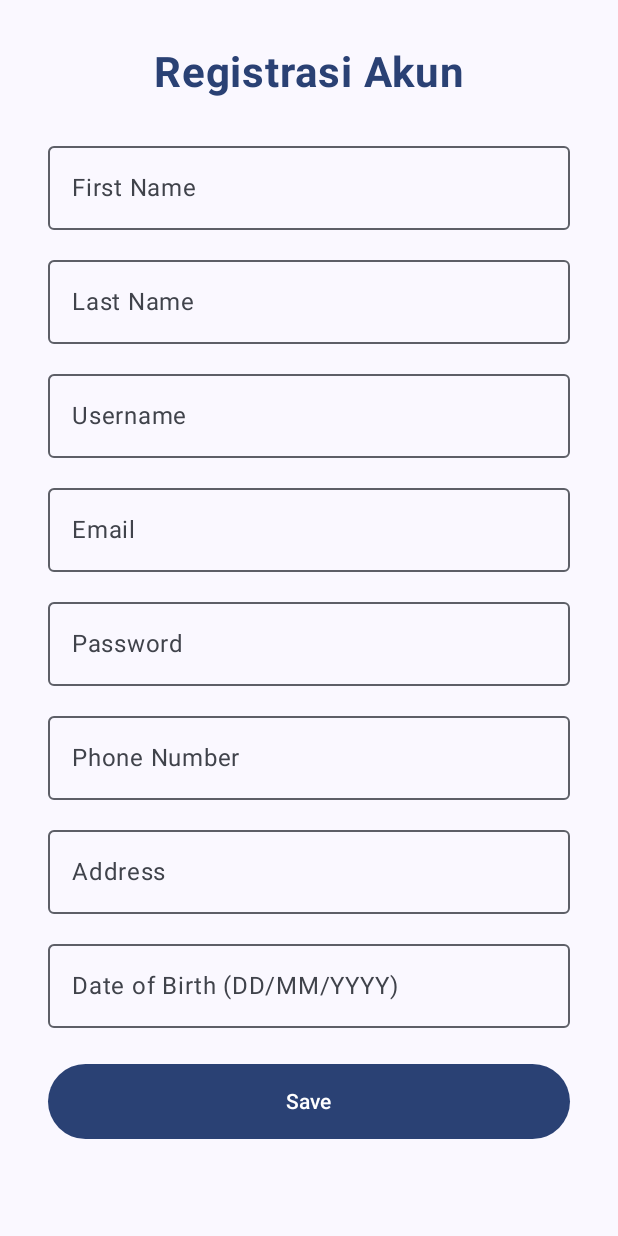
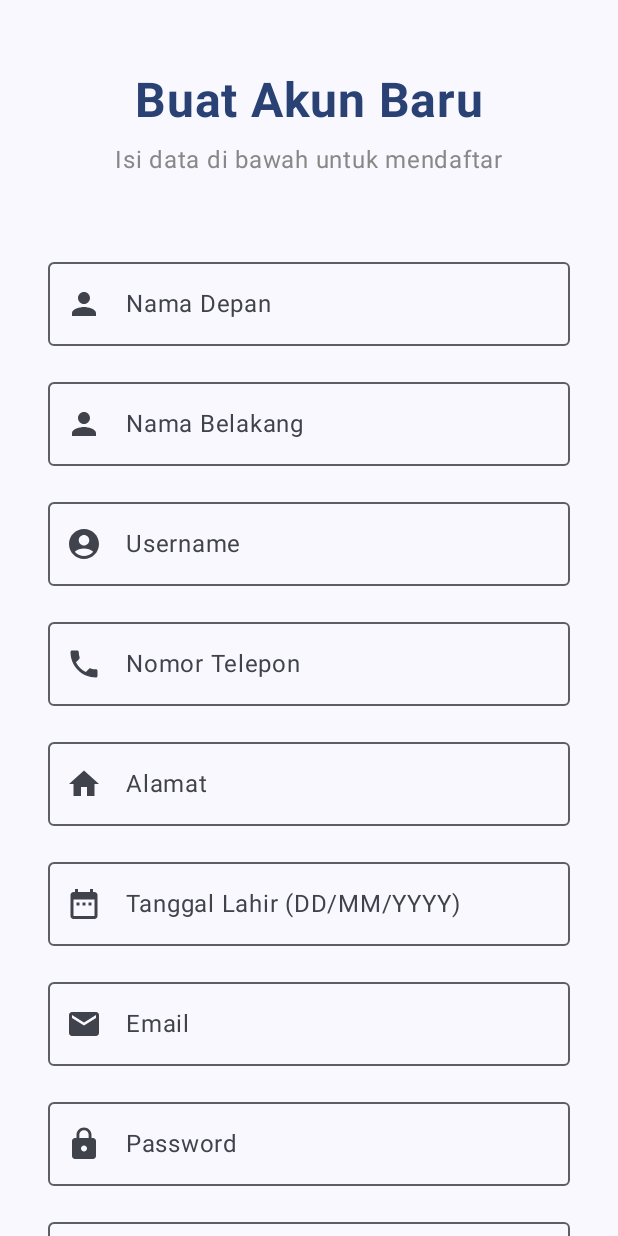
Before and after one commit to dionmarshalll/pam, an Android app built with Jetpack Compose: the RegisterScreen screen opened through its navigation route, on a phone screen of 412 x 824 dp. Run offline under Robolectric (Android 15) with nearby library versions, the phone set to English and light mode, and no system bars.

Commit message:
register

```diff
--- a/app/src/main/java/com/example/pam/feature/RegisterScreen.kt
+++ b/app/src/main/java/com/example/pam/feature/RegisterScreen.kt
@@ -1,26 +1,16 @@
-package com.example.pam.feature
+package com.example.pam
 
-import androidx.compose.foundation.layout.Arrangement
-import androidx.compose.foundation.layout.Column
-import androidx.compose.foundation.layout.Spacer
-import androidx.compose.foundation.layout.fillMaxSize
-import androidx.compose.foundation.layout.fillMaxWidth
-import androidx.compose.foundation.layout.height
-import androidx.compose.foundation.layout.padding
+import androidx.compose.foundation.layout.*
 import androidx.compose.foundation.rememberScrollState
 import androidx.compose.foundation.text.KeyboardOptions
 import androidx.compose.foundation.verticalScroll
-import androidx.compose.material3.Button
-import androidx.compose.material3.MaterialTheme
-import androidx.compose.material3.OutlinedTextField
-import androidx.compose.material3.Text
-import androidx.compose.runtime.Composable
-import androidx.compose.runtime.getValue
-import androidx.compose.runtime.mutableStateOf
-import androidx.compose.runtime.remember
-import androidx.compose.runtime.setValue
+import androidx.compose.material.icons.Icons
+import androidx.compose.material.icons.filled.*
+import androidx.compose.material3.*
+import androidx.compose.runtime.*
 import androidx.compose.ui.Alignment
 import androidx.compose.ui.Modifier
+import androidx.compose.ui.graphics.Color
 import androidx.compose.ui.text.font.FontWeight
 import androidx.compose.ui.text.input.KeyboardType
 import androidx.compose.ui.text.input.PasswordVisualTransformation
@@ -33,129 +23,210 @@ import com.example.pam.ui.theme.PamTheme
 
 @Composable
 fun RegisterScreen(navController: NavController) {
-    var firstName by remember { mutableStateOf("") }
-    var lastName by remember { mutableStateOf("") }
+    // State untuk setiap input field
+    var namaDepan by remember { mutableStateOf("") }
+    var namaBelakang by remember { mutableStateOf("") }
     var username by remember { mutableStateOf("") }
+    var nomorTelepon by remember { mutableStateOf("") }
+    var alamat by remember { mutableStateOf("") }
+    var tanggalLahir by remember { mutableStateOf("") }
     var email by remember { mutableStateOf("") }
     var password by remember { mutableStateOf("") }
-    var phone by remember { mutableStateOf("") }
-    var address by remember { mutableStateOf("") }
-    var dob by remember { mutableStateOf("") }
+    var konfirmasiPassword by remember { mutableStateOf("") }
 
-    Column (
+    // Menambahkan scroll agar layout tidak overflow pada layar kecil
+    Column(
         modifier = Modifier
             .fillMaxSize()
-            .padding(32.dp)
-            .verticalScroll(rememberScrollState()),
-        verticalArrangement = Arrangement.Top,
+            .padding(horizontal = 32.dp)
+            .verticalScroll(rememberScrollState()), // Penting untuk form yang panjang
         horizontalAlignment = Alignment.CenterHorizontally
-    ){ Text(
-        text = "Registrasi Akun",
-        fontSize = 28.sp,
-        fontWeight = FontWeight.Bold,
-        color = MaterialTheme.colorScheme.primary
-    )
+    ) {
+        Spacer(modifier = Modifier.height(48.dp))
+        Text(
+            text = "Buat Akun Baru",
+            fontSize = 32.sp,
+            fontWeight = FontWeight.Bold,
+            color = MaterialTheme.colorScheme.primary
+        )
+        Spacer(modifier = Modifier.height(8.dp))
+        Text(text = "Isi data di bawah untuk mendaftar", fontSize = 16.sp, color = Color.Gray)
+        Spacer(modifier = Modifier.height(48.dp))
 
-        Spacer(modifier = Modifier.height(24.dp))
-
-        // First Name
+        // Input field untuk Nama Depan
         OutlinedTextField(
-            value = firstName,
-            onValueChange = { firstName = it },
-            label = { Text("First Name") },
+            value = namaDepan,
+            onValueChange = { namaDepan = it },
+            label = { Text("Nama Depan") },
+            leadingIcon = {
+                Icon(
+                    imageVector = Icons.Default.Person,
+                    contentDescription = "Ikon Nama Depan"
+                )
+            },
+            keyboardOptions = KeyboardOptions(keyboardType = KeyboardType.Text),
             modifier = Modifier.fillMaxWidth()
         )
+        Spacer(modifier = Modifier.height(16.dp))
 
-        Spacer(modifier = Modifier.height(12.dp))
-
-        // Last Name
+        // Input field untuk Nama Belakang
         OutlinedTextField(
-            value = lastName,
-            onValueChange = { lastName = it },
-            label = { Text("Last Name") },
+            value = namaBelakang,
+            onValueChange = { namaBelakang = it },
+            label = { Text("Nama Belakang") },
+            leadingIcon = {
+                Icon(
+                    imageVector = Icons.Default.Person,
+                    contentDescription = "Ikon Nama Belakang"
+                )
+            },
+            keyboardOptions = KeyboardOptions(keyboardType = KeyboardType.Text),
             modifier = Modifier.fillMaxWidth()
         )
+        Spacer(modifier = Modifier.height(16.dp))
 
-        Spacer(modifier = Modifier.height(12.dp))
-
-        // Username
+        // Input field untuk Username
         OutlinedTextField(
             value = username,
             onValueChange = { username = it },
             label = { Text("Username") },
+            leadingIcon = {
+                Icon(
+                    imageVector = Icons.Default.AccountCircle,
+                    contentDescription = "Ikon Username"
+                )
+            },
+            keyboardOptions = KeyboardOptions(keyboardType = KeyboardType.Text),
             modifier = Modifier.fillMaxWidth()
         )
+        Spacer(modifier = Modifier.height(16.dp))
 
-        Spacer(modifier = Modifier.height(12.dp))
+        // Input field untuk Nomor Telepon
+        OutlinedTextField(
+            value = nomorTelepon,
+            onValueChange = { nomorTelepon = it },
+            label = { Text("Nomor Telepon") },
+            leadingIcon = {
+                Icon(
+                    imageVector = Icons.Default.Phone,
+                    contentDescription = "Ikon Nomor Telepon"
+                )
+            },
+            keyboardOptions = KeyboardOptions(keyboardType = KeyboardType.Phone),
+            modifier = Modifier.fillMaxWidth()
+        )
+        Spacer(modifier = Modifier.height(16.dp))
 
-        // Email
+        // Input field untuk Alamat
+        OutlinedTextField(
+            value = alamat,
+            onValueChange = { alamat = it },
+            label = { Text("Alamat") },
+            leadingIcon = {
+                Icon(
+                    imageVector = Icons.Default.Home,
+                    contentDescription = "Ikon Alamat"
+                )
+            },
+            keyboardOptions = KeyboardOptions(keyboardType = KeyboardType.Text),
+            modifier = Modifier.fillMaxWidth()
+        )
+        Spacer(modifier = Modifier.height(16.dp))
+
+        // Input field untuk Tanggal Lahir
+        OutlinedTextField(
+            value = tanggalLahir,
+            onValueChange = { tanggalLahir = it },
+            label = { Text("Tanggal Lahir (DD/MM/YYYY)") },
+            leadingIcon = {
+                Icon(
+                    imageVector = Icons.Default.DateRange,
+                    contentDescription = "Ikon Tanggal Lahir"
+                )
+            },
+            keyboardOptions = KeyboardOptions(keyboardType = KeyboardType.Number),
+            modifier = Modifier.fillMaxWidth()
+        )
+        Spacer(modifier = Modifier.height(16.dp))
+
+        // Input field untuk Email
         OutlinedTextField(
             value = email,
             onValueChange = { email = it },
             label = { Text("Email") },
+            leadingIcon = {
+                Icon(
+                    imageVector = Icons.Default.Email,
+                    contentDescription = "Ikon Email"
+                )
+            },
             keyboardOptions = KeyboardOptions(keyboardType = KeyboardType.Email),
             modifier = Modifier.fillMaxWidth()
         )
+        Spacer(modifier = Modifier.height(16.dp))
 
-        Spacer(modifier = Modifier.height(12.dp))
-
-        // Password
+        // Input Password
         OutlinedTextField(
             value = password,
             onValueChange = { password = it },
             label = { Text("Password") },
+            leadingIcon = {
+                Icon(
+                    imageVector = Icons.Default.Lock,
+                    contentDescription = "Ikon Password"
+                )
+            },
             visualTransformation = PasswordVisualTransformation(),
             keyboardOptions = KeyboardOptions(keyboardType = KeyboardType.Password),
             modifier = Modifier.fillMaxWidth()
         )
+        Spacer(modifier = Modifier.height(16.dp))
 
-        Spacer(modifier = Modifier.height(12.dp))
-
-        // Phone Number
+        // Input Konfirmasi Password
         OutlinedTextField(
-            value = phone,
-            onValueChange = { phone = it },
-            label = { Text("Phone Number") },
-            keyboardOptions = KeyboardOptions(keyboardType = KeyboardType.Phone),
+            value = konfirmasiPassword,
+            onValueChange = { konfirmasiPassword = it },
+            label = { Text("Konfirmasi Password") },
+            leadingIcon = {
+                Icon(
+                    imageVector = Icons.Default.Lock,
+                    contentDescription = "Ikon Konfirmasi Password"
+                )
+            },
+            visualTransformation = PasswordVisualTransformation(),
+            keyboardOptions = KeyboardOptions(keyboardType = KeyboardType.Password),
             modifier = Modifier.fillMaxWidth()
         )
-
-        Spacer(modifier = Modifier.height(12.dp))
-
-        // Address
-        OutlinedTextField(
-            value = address,
-            onValueChange = { address = it },
-            label = { Text("Address") },
-            modifier = Modifier.fillMaxWidth()
-        )
-
-        Spacer(modifier = Modifier.height(12.dp))
-
-        // Date of Birth
-        OutlinedTextField(
-            value = dob,
-            onValueChange = { dob = it },
-            label = { Text("Date of Birth (DD/MM/YYYY)") },
-            modifier = Modifier.fillMaxWidth()
-        )
-
         Spacer(modifier = Modifier.height(24.dp))
 
-        // Tombol Save
+        // Tombol Daftar
         Button(
             onClick = {
-                // Logika simpan data
+                // Logika untuk register tambahin sini
                 navController.navigate("login")
             },
             modifier = Modifier
                 .fillMaxWidth()
                 .height(50.dp)
         ) {
-            Text("Save")
+            Text("Daftar")
         }
+
+        Spacer(modifier = Modifier.height(16.dp))
+
+        // Teks untuk kembali ke Login
+        Row(
+            verticalAlignment = Alignment.CenterVertically
+        ) {
+            Text("Sudah punya akun? ")
+            TextButton(onClick = { navController.navigate("login") }) {
+                Text("Masuk di sini")
+            }
+        }
+        Spacer(modifier = Modifier.height(48.dp))
     }
 }
+
 @Preview(showBackground = true)
 @Composable
 fun RegisterScreenPreview() {
```
